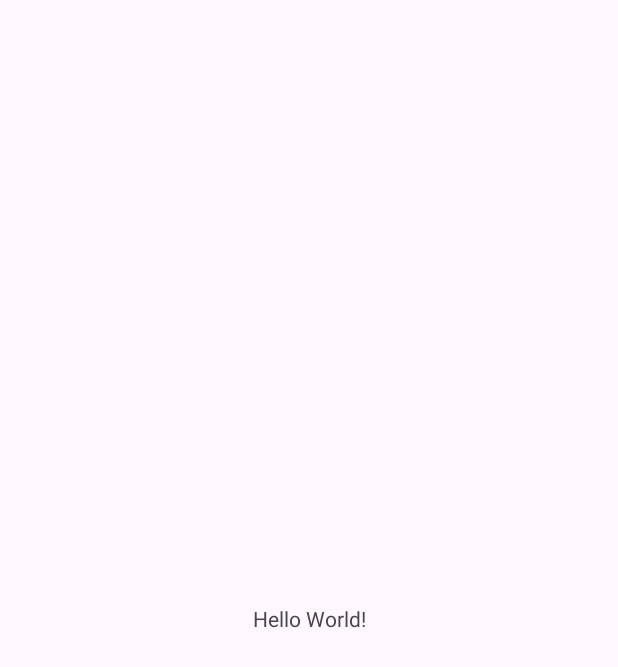
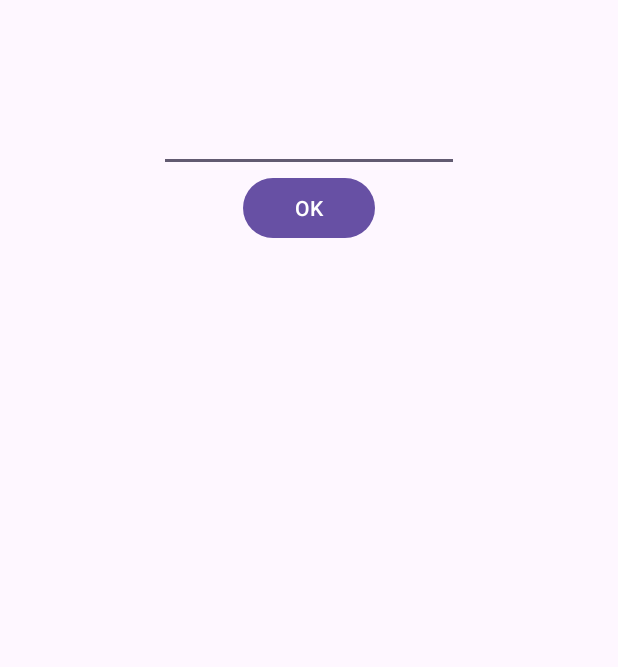
Before and after one commit to Liment1/LAB_WEEK_11_A, an Android app: the screen it shows after launch (MainActivity), on a phone screen of 412 x 824 dp. Before the commit the part shown is almost empty. Shown: the top 667 px of the screen. Run offline under Robolectric (Android 15) with nearby library versions, the phone set to English and light mode, and no system bars.

```diff
--- a/app/build.gradle.kts
+++ b/app/build.gradle.kts
@@ -36,6 +36,10 @@ android {
 }
 
 dependencies {
+    implementation("androidx.lifecycle:lifecycle-viewmodel-ktx:2.6.2")
+    implementation("androidx.lifecycle:lifecycle-livedata-ktx:2.6.2")
+    // Preferences DataStore (SharedPreferences like APIs)
+    implementation("androidx.datastore:datastore-preferences:1.2.0")
 
     implementation(libs.androidx.core.ktx)
     implementation(libs.androidx.appcompat)
--- a/app/src/main/AndroidManifest.xml
+++ b/app/src/main/AndroidManifest.xml
@@ -10,6 +10,7 @@
         android:label="@string/app_name"
         android:roundIcon="@mipmap/ic_launcher_round"
         android:supportsRtl="true"
+        android:name=".SettingsApplication"
         android:theme="@style/Theme.LAB_WEEK_11_A">
         <activity
             android:name=".MainActivity"
--- a/app/src/main/java/com/example/lab_week_11_a/MainActivity.kt
+++ b/app/src/main/java/com/example/lab_week_11_a/MainActivity.kt
@@ -1,20 +1,44 @@
 package com.example.lab_week_11_a
 
 import android.os.Bundle
+import android.widget.Button
+import android.widget.EditText
+import android.widget.TextView
 import androidx.activity.enableEdgeToEdge
 import androidx.appcompat.app.AppCompatActivity
 import androidx.core.view.ViewCompat
 import androidx.core.view.WindowInsetsCompat
+import androidx.lifecycle.ViewModel
+import androidx.lifecycle.ViewModelProvider
 
 class MainActivity : AppCompatActivity() {
-    override fun onCreate(savedInstanceState: Bundle?) {
+    override fun onCreate(savedInstanceState: Bundle?)
+    {
         super.onCreate(savedInstanceState)
-        enableEdgeToEdge()
         setContentView(R.layout.activity_main)
-        ViewCompat.setOnApplyWindowInsetsListener(findViewById(R.id.main)) { v, insets ->
-            val systemBars = insets.getInsets(WindowInsetsCompat.Type.systemBars())
-            v.setPadding(systemBars.left, systemBars.top, systemBars.right, systemBars.bottom)
-            insets
+// Get the preference wrapper from the application
+        val preferenceWrapper = (application as SettingsApplication).settingsStore
+        val preferenceViewModel = ViewModelProvider(this, object :
+            ViewModelProvider.Factory {
+            override fun <T : ViewModel> create(modelClass: Class<T>): T {
+                return SettingsViewModel(preferenceWrapper) as T
+            }
+        })[SettingsViewModel::class.java]
+// Observe the text live data
+        preferenceViewModel.textLiveData.observe(this
+        ) {
+// Update the text view when the text live data changes
+            findViewById<TextView>(
+                R.id.activity_main_text_view
+            ).text = it
+        }
+
+        findViewById<Button>(R.id.activity_main_button).setOnClickListener {
+// Save the text when the button is clicked
+            preferenceViewModel.saveText(
+                findViewById<EditText>(R.id.activity_main_edit_text)
+                    .text.toString()
+            )
         }
     }
 }
--- /dev/null
+++ b/app/src/main/java/com/example/lab_week_11_a/SettingsApplication.kt
@@ -0,0 +1,13 @@
+package com.example.lab_week_11_a
+
+import android.app.Application
+
+class SettingsApplication : Application() {
+    lateinit var settingsStore: SettingsStore
+    override fun onCreate() {
+        super.onCreate()
+// Initialize the settings store
+// The settings store is used to access the data store
+        settingsStore = SettingsStore(this)
+    }
+}
--- /dev/null
+++ b/app/src/main/java/com/example/lab_week_11_a/SettingsStore.kt
@@ -0,0 +1,34 @@
+package com.example.lab_week_11_a
+import android.content.Context
+import androidx.datastore.core.DataStore
+import androidx.datastore.preferences.core.Preferences
+import androidx.datastore.preferences.core.edit
+import androidx.datastore.preferences.core.stringPreferencesKey
+import androidx.datastore.preferences.preferencesDataStore
+import kotlinx.coroutines.flow.map
+import kotlinx.coroutines.flow.Flow
+
+// Create the data store
+// The data store is stored in the file
+// /data/data/com.example.lab_week_11_a/files/settingsStore
+// At the top level of your kotlin file:
+val Context.dataStore: DataStore<Preferences> by preferencesDataStore(name = "settings")
+class SettingsStore(private val context: Context) {
+    // The key used to access the data in the data store
+    companion object {
+        val KEY_TEXT = stringPreferencesKey("key_text")
+    }
+
+    // The text flow is used to notify the view model when the text changes
+    val text: Flow<String> = context.dataStore.data
+        .map { preferences ->
+            preferences[KEY_TEXT] ?: ""
+        }
+    // Save the text to the data store
+    suspend fun saveText(text: String) {
+        context.dataStore.edit { preferences ->
+            preferences[KEY_TEXT] = text
+        }
+    }
+
+}
--- /dev/null
+++ b/app/src/main/java/com/example/lab_week_11_a/SettingsViewModel.kt
@@ -0,0 +1,29 @@
+package com.example.lab_week_11_a
+
+import androidx.lifecycle.LiveData
+import androidx.lifecycle.MutableLiveData
+import androidx.lifecycle.ViewModel
+import androidx.lifecycle.viewModelScope
+import kotlinx.coroutines.launch
+
+class SettingsViewModel(private val settingsStore: SettingsStore) :
+    ViewModel() {
+// The text live data is used to notify the view model when the text changes
+    private val _textLiveData = MutableLiveData<String>()
+    val textLiveData: LiveData<String> = _textLiveData
+    init {
+// launch a coroutine to get the text from the data storeasynchronously
+        viewModelScope.launch {
+            settingsStore.text.collect {
+                _textLiveData.value = it
+            }
+        }
+    }
+    // Save the text to the data store
+    fun saveText(text: String) {
+// launch a coroutine to save the text to the data stor asynchronously
+        viewModelScope.launch {
+            settingsStore.saveText(text)
+        }
+    }
+}
--- a/app/src/main/res/layout/activity_main.xml
+++ b/app/src/main/res/layout/activity_main.xml
@@ -1,19 +1,34 @@
 <?xml version="1.0" encoding="utf-8"?>
-<androidx.constraintlayout.widget.ConstraintLayout xmlns:android="http://schemas.android.com/apk/res/android"
+<androidx.constraintlayout.widget.ConstraintLayout
+    xmlns:android="http://schemas.android.com/apk/res/android"
     xmlns:app="http://schemas.android.com/apk/res-auto"
     xmlns:tools="http://schemas.android.com/tools"
-    android:id="@+id/main"
     android:layout_width="match_parent"
     android:layout_height="match_parent"
     tools:context=".MainActivity">
-
     <TextView
+        android:id="@+id/activity_main_text_view"
         android:layout_width="wrap_content"
         android:layout_height="wrap_content"
-        android:text="Hello World!"
-        app:layout_constraintBottom_toBottomOf="parent"
-        app:layout_constraintEnd_toEndOf="parent"
-        app:layout_constraintStart_toStartOf="parent"
+        android:layout_marginTop="50dp"
+        app:layout_constraintLeft_toLeftOf="parent"
+        app:layout_constraintRight_toRightOf="parent"
         app:layout_constraintTop_toTopOf="parent" />
-
+    <EditText
+        android:id="@+id/activity_main_edit_text"
+        android:layout_width="200dp"
+        android:layout_height="wrap_content"
+        android:inputType="none"
+        app:layout_constraintLeft_toLeftOf="parent"
+        app:layout_constraintRight_toRightOf="parent"
+        app:layout_constraintTop_toBottomOf="@id/activity_main_text_view" />
+    <Button
+        android:id="@+id/activity_main_button"
+        android:layout_width="wrap_content"
+        android:layout_height="wrap_content"
+        android:inputType="none"
+        android:text="@android:string/ok"
+        app:layout_constraintLeft_toLeftOf="parent"
+        app:layout_constraintRight_toRightOf="parent"
+        app:layout_constraintTop_toBottomOf="@id/activity_main_edit_text" />
 </androidx.constraintlayout.widget.ConstraintLayout>
--- a/gradle/libs.versions.toml
+++ b/gradle/libs.versions.toml
@@ -9,6 +9,8 @@ appcompat = "1.7.1"
 material = "1.13.0"
 activity = "1.11.0"
 constraintlayout = "2.2.1"
+datastoreCoreJvm = "1.1.7"
+datastorePreferencesCore = "1.2.0"
 
 [libraries]
 androidx-core-ktx = { group = "androidx.core", name = "core-ktx", version.ref = "coreKtx" }
@@ -19,6 +21,8 @@ androidx-appcompat = { group = "androidx.appcompat", name = "appcompat", version
 material = { group = "com.google.android.material", name = "material", version.ref = "material" }
 androidx-activity = { group = "androidx.activity", name = "activity", version.ref = "activity" }
 androidx-constraintlayout = { group = "androidx.constraintlayout", name = "constraintlayout", version.ref = "constraintlayout" }
+androidx-datastore-core-jvm = { group = "androidx.datastore", name = "datastore-core-jvm", version.ref = "datastoreCoreJvm" }
+androidx-datastore-preferences-core = { group = "androidx.datastore", name = "datastore-preferences-core", version.ref = "datastorePreferencesCore" }
 
 [plugins]
 android-application = { id = "com.android.application", version.ref = "agp" }
```
Also changed, not shown: app/src/main/java/com/example/lab_week_11_a/PreferenceApplication.kt (added, +25 -0 lines), app/src/main/java/com/example/lab_week_11_a/PreferenceViewModel.kt (added, +16 -0 lines), app/src/main/java/com/example/lab_week_11_a/PreferenceWrapper.kt (added, +42 -0 lines).
